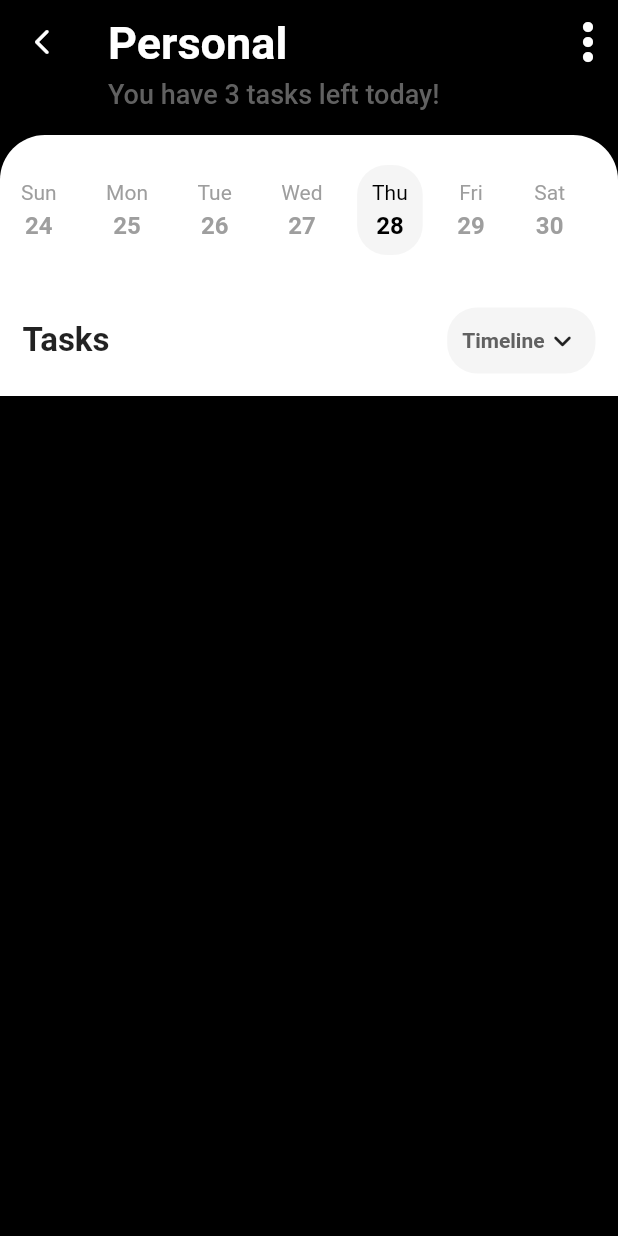
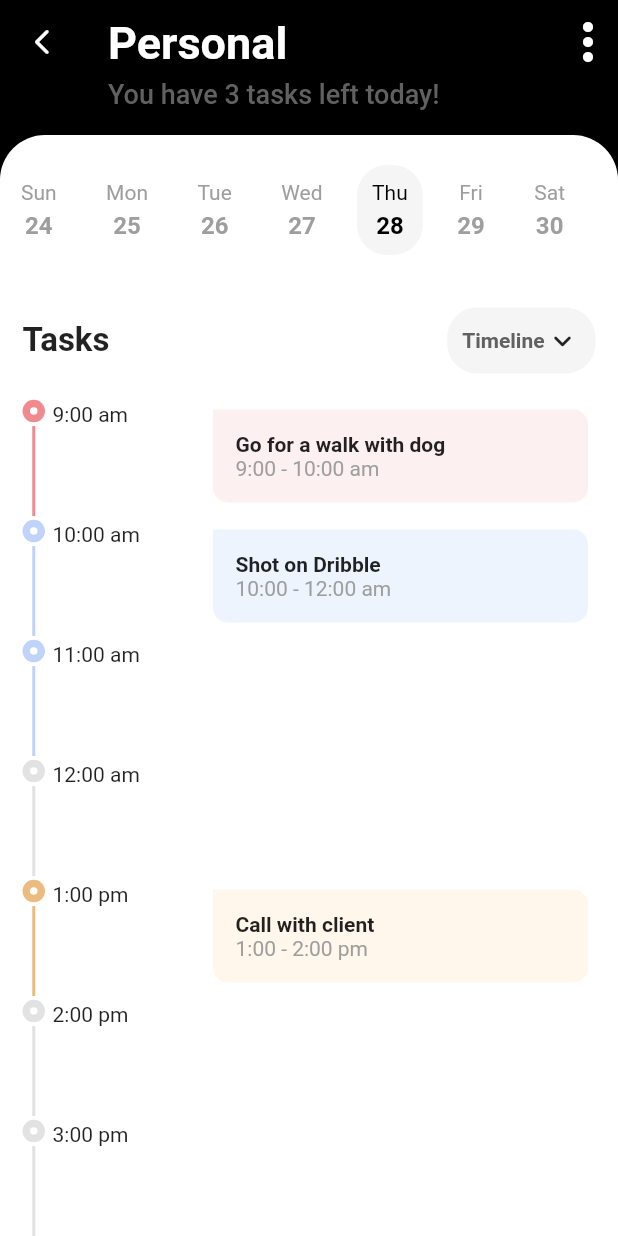
Before and after one commit to its-me-piyush/task_management_app_flutter, a Flutter app: the screen it shows after launch, after a tap on "Personal", on a phone screen of 412 x 824 dp. Run offline on Flutter 3.47's test engine with Material 2 defaults, Android fonts, the light colour scheme and no system bars; drawn by our look-alikes of timeline_tile; our stand-ins replace dotted_border, flutter_svg.

Commit message:
details page completed 👍🏻😎😎

```diff
--- a/lib/provider/tasks_provider.dart
+++ b/lib/provider/tasks_provider.dart
@@ -17,49 +17,49 @@ class TasksProvider with ChangeNotifier {
           'title': 'Go for a walk with dog',
           'time': '9:00 am',
           'slot': '9:00 - 10:00 am',
-          'color': tmDarkRed,
+          'tailColor': tmDarkRed,
           'backgroundColor': tmLightRed,
         },
         {
           'title': 'Shot on Dribble',
           'time': '10:00 am',
           'slot': '10:00 - 12:00 am',
-          'color': tmDarkBlue,
+          'tailColor': tmDarkBlue,
           'backgroundColor': tmLightBlue,
         },
         {
           'title': '',
           'time': '11:00 am',
           'slot': '',
-          'color': tmDarkBlue,
+          'tailColor': tmDarkBlue,
           'backgroundColor': tmLightBlue,
         },
         {
           'title': '',
           'time': '12:00 am',
           'slot': '',
-          'color': Colors.grey.withOpacity(0.3),
+          'tailColor': Colors.grey.withOpacity(0.3),
           'backgroundColor': tmLightBlue,
         },
         {
           'title': 'Call with client',
           'time': '1:00 pm',
           'slot': '1:00 - 2:00 pm',
-          'color': tmDarkYellow,
+          'tailColor': tmDarkYellow,
           'backgroundColor': tmLightYellow,
         },
         {
           'title': '',
           'time': '2:00 pm',
           'slot': '',
-          'color': Colors.grey.withOpacity(0.3),
+          'tailColor': Colors.grey.withOpacity(0.3),
           'backgroundColor': tmLightBlue,
         },
         {
           'title': '',
           'time': '3:00 pm',
           'slot': '',
-          'color': Colors.grey.withOpacity(0.3),
+          'tailColor': Colors.grey.withOpacity(0.3),
           'backgroundColor': tmLightBlue,
         },
       ],
--- a/lib/screens/details/components/custom_task_time_line.dart
+++ b/lib/screens/details/components/custom_task_time_line.dart
@@ -1,10 +1,98 @@
 import 'package:flutter/material.dart';
+import 'package:timeline_tile/timeline_tile.dart';
 
 class CustomTaskTimeline extends StatelessWidget {
   const CustomTaskTimeline({Key? key, required this.detail}) : super(key: key);
   final Map<String, dynamic> detail;
   @override
   Widget build(BuildContext context) {
-    return Container();
+    return Container(
+      color: Colors.white,
+      padding: const EdgeInsets.symmetric(horizontal: 15),
+      child: Row(
+        children: [
+          _customBuildTimeLine(),
+          Expanded(
+            child: Row(
+              mainAxisAlignment: MainAxisAlignment.spaceBetween,
+              crossAxisAlignment: CrossAxisAlignment.start,
+              children: [
+                Text(
+                  detail['time'],
+                ),
+                detail['title'].isNotEmpty
+                    ? _customBuildCard(detail['backgroundColor'],
+                        detail['title'], detail['slot'])
+                    : _customBuildCard(Colors.white, '', '')
+              ],
+            ),
+          ),
+        ],
+      ),
+    );
+  }
+
+  Container _customBuildCard(
+      Color backgroundColor, String title, String timeSlot) {
+    return Container(
+      width: 250,
+      decoration: BoxDecoration(
+        color: backgroundColor,
+        borderRadius: const BorderRadius.only(
+          topRight: Radius.circular(10),
+          bottomLeft: Radius.circular(10),
+          bottomRight: Radius.circular(10),
+        ),
+      ),
+      padding: const EdgeInsets.all(15),
+      margin: const EdgeInsets.all(5),
+      child: Column(
+        crossAxisAlignment: CrossAxisAlignment.start,
+        children: [
+          Text(
+            title,
+            style: TextStyle(
+              fontWeight: FontWeight.bold,
+            ),
+          ),
+          Text(
+            timeSlot,
+            style: TextStyle(
+              color: Colors.grey,
+            ),
+          ),
+        ],
+      ),
+    );
+  }
+
+  SizedBox _customBuildTimeLine() {
+    return SizedBox(
+      height: 80,
+      width: 20,
+      child: TimelineTile(
+        alignment: TimelineAlign.manual,
+        lineXY: 0,
+        isFirst: true,
+        indicatorStyle: IndicatorStyle(
+          indicatorXY: 0,
+          width: 15,
+          indicator: Container(
+            decoration: BoxDecoration(
+              color: Colors.white,
+              shape: BoxShape.circle,
+              border: Border.all(
+                width: 5,
+                color: detail['tailColor'],
+              ),
+            ),
+          ),
+        ),
+        afterLineStyle: LineStyle(
+          thickness: 2,
+          color: detail['tailColor'],
+        ),
+      ),
+    );
   }
 }
--- a/lib/screens/details/details.dart
+++ b/lib/screens/details/details.dart
@@ -44,7 +44,7 @@ class DetailScreen extends StatelessWidget {
                         'No Tasks Today',
                         style: TextStyle(
                           color: Colors.grey,
-                          fontSize: 10,
+                          fontSize: 18,
                         ),
                       ))),
                 )
--- a/pubspec.yaml
+++ b/pubspec.yaml
@@ -33,6 +33,7 @@ dependencies:
     sdk: flutter
   flutter_svg: ^1.0.3
   provider: ^6.0.2
+  timeline_tile: ^2.0.0
 
 dev_dependencies:
   flutter_lints: ^1.0.0
```
Also changed, not shown: pubspec.lock.
